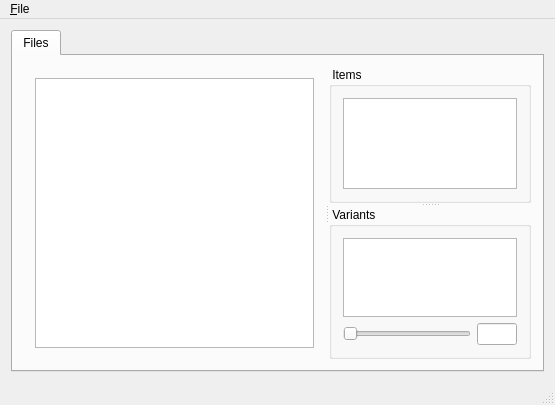
Old version of the form litewiz/src/user_interface/main_window.ui in the repository panone/litewiz.
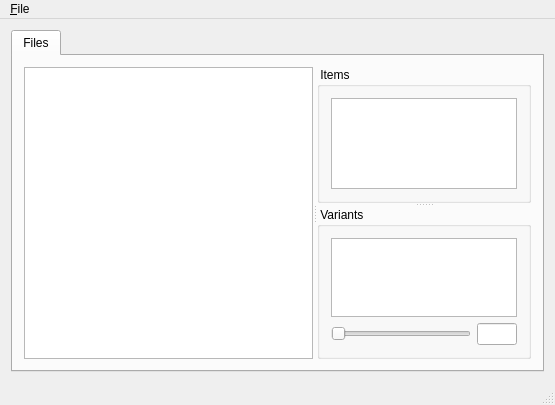
New version of the form. Custom widgets are drawn as their Qt base class.

Commit message: * use stretch factors i.s.o. spacer

```diff
--- a/litewiz/src/user_interface/main_window.ui
+++ b/litewiz/src/user_interface/main_window.ui
@@ -33,10 +33,13 @@
           <property name="childrenCollapsible">
            <bool>false</bool>
           </property>
-          <widget class="QWidget" name="verticalLayoutWidget">
-           <layout class="QVBoxLayout" name="verticalLayout1">
-            <item>
              <widget class="QTreeView" name="fileTreeView">
+           <property name="sizePolicy">
+            <sizepolicy hsizetype="Expanding" vsizetype="Expanding">
+             <horstretch>3</horstretch>
+             <verstretch>0</verstretch>
+            </sizepolicy>
+           </property>
               <property name="minimumSize">
                <size>
                 <width>250</width>
@@ -50,23 +53,13 @@
                <bool>true</bool>
               </property>
              </widget>
-            </item>
-            <item>
-             <spacer name="horizontalSpacer1">
-              <property name="orientation">
-               <enum>Qt::Horizontal</enum>
-              </property>
-              <property name="sizeHint" stdset="0">
-               <size>
-                <width>400</width>
-                <height>0</height>
-               </size>
-              </property>
-             </spacer>
-            </item>
-           </layout>
-          </widget>
           <widget class="QSplitter" name="splitter2">
+           <property name="sizePolicy">
+            <sizepolicy hsizetype="Preferred" vsizetype="Expanding">
+             <horstretch>2</horstretch>
+             <verstretch>0</verstretch>
+            </sizepolicy>
+           </property>
            <property name="orientation">
             <enum>Qt::Vertical</enum>
            </property>
```
Lines whose indentation alone changed are shown as unchanged.
